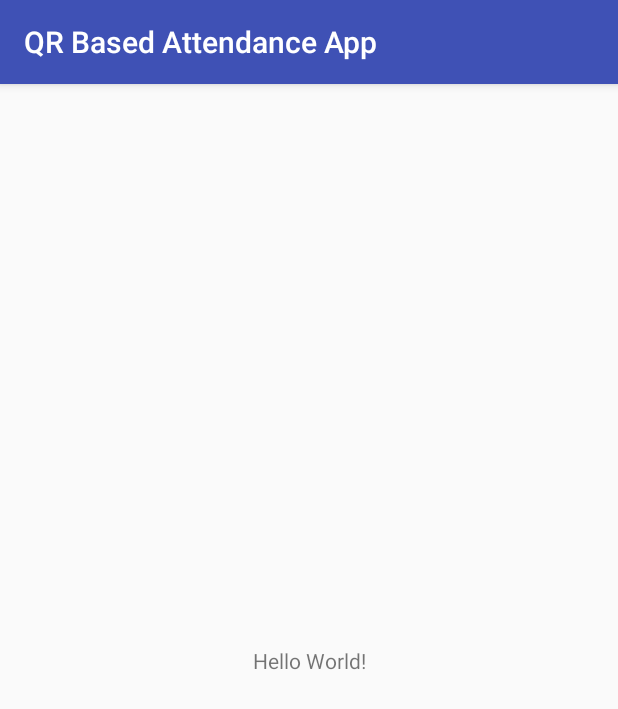
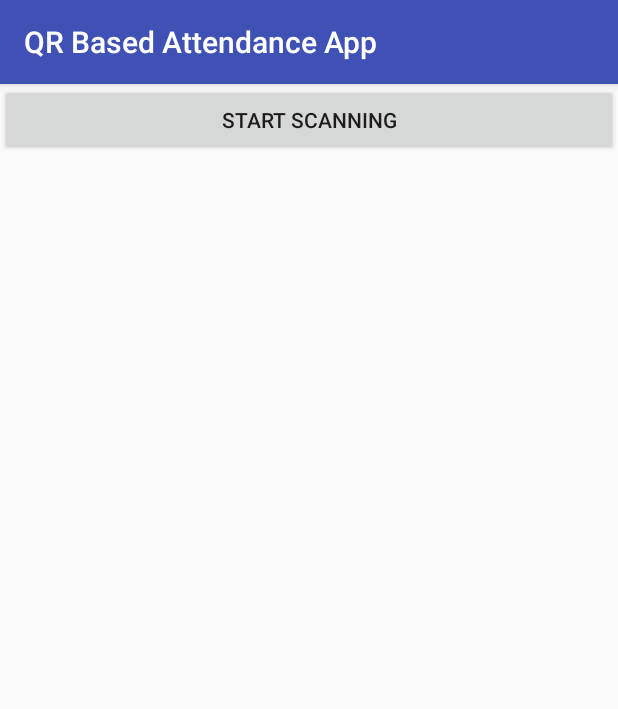
Before and after one commit to ishan0445/QR-Code-Based-Attendance-System, an Android app: the screen it shows after launch (MainActivity), on a phone screen of 412 x 824 dp. Shown: the top 709 px of the screen. Run offline under Robolectric (Android 15) with nearby library versions, the phone set to English and light mode, and no system bars.

Commit message:
Added Android files as well

```diff
--- a/android-app/QRBasedAttendanceApp/app/src/main/res/layout/activity_main.xml
+++ b/android-app/QRBasedAttendanceApp/app/src/main/res/layout/activity_main.xml
@@ -1,18 +1,16 @@
 <?xml version="1.0" encoding="utf-8"?>
-<android.support.constraint.ConstraintLayout xmlns:android="http://schemas.android.com/apk/res/android"
+<LinearLayout xmlns:android="http://schemas.android.com/apk/res/android"
     xmlns:app="http://schemas.android.com/apk/res-auto"
     xmlns:tools="http://schemas.android.com/tools"
     android:layout_width="match_parent"
     android:layout_height="match_parent"
     tools:context="com.ishan0445.qrbasedattendanceapp.MainActivity">
 
-    <TextView
-        android:layout_width="wrap_content"
+
+    <Button
+        android:id="@+id/btnScanQR"
+        android:layout_width="0dp"
         android:layout_height="wrap_content"
-        android:text="Hello World!"
-        app:layout_constraintBottom_toBottomOf="parent"
-        app:layout_constraintLeft_toLeftOf="parent"
-        app:layout_constraintRight_toRightOf="parent"
-        app:layout_constraintTop_toTopOf="parent" />
-
-</android.support.constraint.ConstraintLayout>
+        android:layout_weight="1"
+        android:text="@string/start_scanning" />
+</LinearLayout>
--- a/android-app/QRBasedAttendanceApp/app/src/main/res/values/strings.xml
+++ b/android-app/QRBasedAttendanceApp/app/src/main/res/values/strings.xml
@@ -1,3 +1,4 @@
 <resources>
     <string name="app_name">QR Based Attendance App</string>
+    <string name="start_scanning">Start Scanning</string>
 </resources>
```
Also changed, not shown: android-app/QRBasedAttendanceApp/app/src/main/java/com/ishan0445/qrbasedattendanceapp/MainActivity.java (+44 -0 lines).
